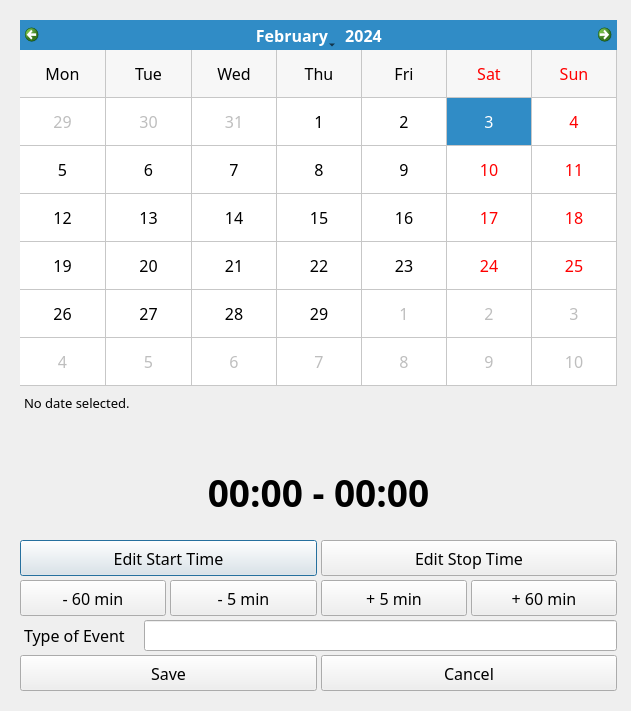
sc0000/hfmdd-video-system, file src/booking-editor.ui: the form before one commit.
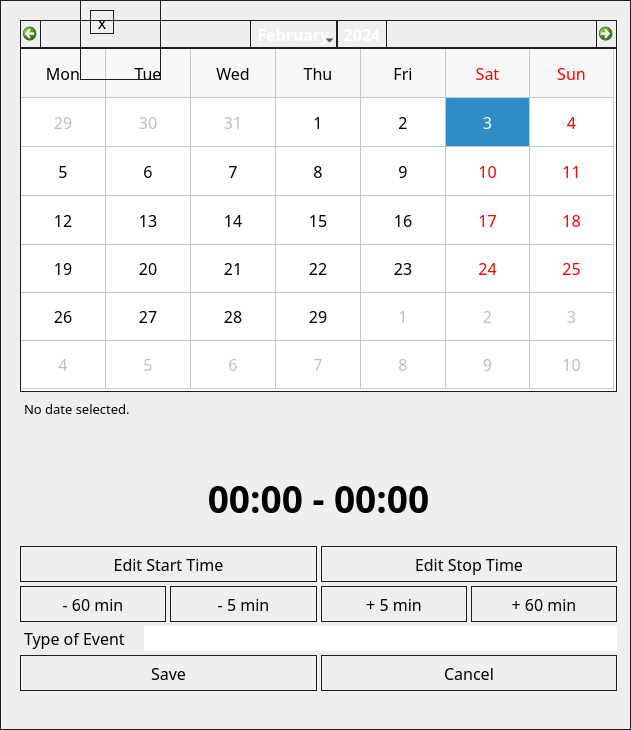
The form after the commit.

Commit message: message dialog animations pt 2/booking editor styling

The edit to the form file:
```diff
--- a/src/booking-editor.ui
+++ b/src/booking-editor.ui
@@ -7,7 +7,7 @@
     <x>0</x>
     <y>0</y>
     <width>631</width>
-    <height>711</height>
+    <height>730</height>
    </rect>
   </property>
   <property name="minimumSize">
@@ -22,7 +22,10 @@
     <pointsize>12</pointsize>
    </font>
   </property>
-  <widget class="QWidget" name="verticalLayoutWidget">
+  <property name="styleSheet">
+   <string notr="true">border: 1px solid rgb(31, 30, 31);</string>
+  </property>
+  <widget class="QWidget" name="masterWidget" native="true">
    <property name="geometry">
     <rect>
      <x>20</x>
@@ -31,6 +34,9 @@
      <height>671</height>
     </rect>
    </property>
+   <property name="styleSheet">
+    <string notr="true">border: 0px;</string>
+   </property>
    <layout class="QVBoxLayout" name="verticalLayout">
     <property name="spacing">
      <number>4</number>
@@ -43,6 +49,9 @@
         <height>336</height>
        </size>
       </property>
+      <property name="styleSheet">
+       <string notr="true">border: 1px solid rgb(31, 30, 31); font: 10pt &quot;DaxOT&quot;</string>
+      </property>
       <property name="locale">
        <locale language="English" country="Germany"/>
       </property>
@@ -104,8 +113,13 @@
          <font>
           <family>DaxOT</family>
           <pointsize>10</pointsize>
+          <italic>false</italic>
+          <bold>false</bold>
          </font>
         </property>
+        <property name="styleSheet">
+         <string notr="true">font: 10pt &quot;DaxOT&quot;</string>
+        </property>
         <property name="text">
          <string>No date selected.</string>
         </property>
@@ -141,9 +155,13 @@
        <font>
         <family>DaxOT</family>
         <pointsize>28</pointsize>
+        <italic>false</italic>
         <bold>true</bold>
        </font>
       </property>
+      <property name="styleSheet">
+       <string notr="true">font: 28pt &quot;DaxOT&quot;; font-weight: bold;</string>
+      </property>
       <property name="text">
        <string>00:00 - 00:00</string>
       </property>
@@ -190,9 +208,15 @@
           <height>36</height>
          </size>
         </property>
+        <property name="styleSheet">
+         <string notr="true">border: 1px solid rgb(31, 30, 31); box-shadow: 0px; font: 12pt &quot;DaxOT&quot;;</string>
+        </property>
         <property name="text">
          <string>Edit Start Time</string>
         </property>
+        <property name="flat">
+         <bool>true</bool>
+        </property>
        </widget>
       </item>
       <item>
@@ -203,9 +227,15 @@
           <height>36</height>
          </size>
         </property>
+        <property name="styleSheet">
+         <string notr="true">border: 1px solid rgb(31, 30, 31); font: 12pt &quot;DaxOT&quot;;</string>
+        </property>
         <property name="text">
          <string>Edit Stop Time</string>
         </property>
+        <property name="flat">
+         <bool>true</bool>
+        </property>
        </widget>
       </item>
      </layout>
@@ -223,9 +253,15 @@
           <height>36</height>
          </size>
         </property>
+        <property name="styleSheet">
+         <string notr="true">border: 1px solid rgb(31, 30, 31); font: 12pt &quot;DaxOT&quot;;</string>
+        </property>
         <property name="text">
          <string>- 60 min</string>
         </property>
+        <property name="flat">
+         <bool>true</bool>
+        </property>
        </widget>
       </item>
       <item>
@@ -236,9 +272,15 @@
           <height>36</height>
          </size>
         </property>
+        <property name="styleSheet">
+         <string notr="true">border: 1px solid rgb(31, 30, 31); font: 12pt &quot;DaxOT&quot;;</string>
+        </property>
         <property name="text">
          <string>- 5 min</string>
         </property>
+        <property name="flat">
+         <bool>true</bool>
+        </property>
        </widget>
       </item>
       <item>
@@ -249,9 +291,15 @@
           <height>36</height>
          </size>
         </property>
+        <property name="styleSheet">
+         <string notr="true">border: 1px solid rgb(31, 30, 31); font: 12pt &quot;DaxOT&quot;;</string>
+        </property>
         <property name="text">
          <string>+ 5 min</string>
         </property>
+        <property name="flat">
+         <bool>true</bool>
+        </property>
        </widget>
       </item>
       <item>
@@ -262,9 +310,15 @@
           <height>36</height>
          </size>
         </property>
+        <property name="styleSheet">
+         <string notr="true">border: 1px solid rgb(31, 30, 31); font: 12pt &quot;DaxOT&quot;;</string>
+        </property>
         <property name="text">
          <string>+ 60 min</string>
         </property>
+        <property name="flat">
+         <bool>true</bool>
+        </property>
        </widget>
       </item>
      </layout>
@@ -288,6 +342,9 @@
           <height>0</height>
          </size>
         </property>
+        <property name="styleSheet">
+         <string notr="true">font: 12pt &quot;DaxOT&quot;;</string>
+        </property>
         <property name="text">
          <string>Type of Event</string>
         </property>
@@ -327,9 +384,15 @@
           <height>36</height>
          </size>
         </property>
+        <property name="styleSheet">
+         <string notr="true">border: 1px solid rgb(31, 30, 31); box-shadow: none; font: 12pt &quot;DaxOT&quot;;</string>
+        </property>
         <property name="text">
          <string>Save</string>
         </property>
+        <property name="flat">
+         <bool>true</bool>
+        </property>
        </widget>
       </item>
       <item>
@@ -340,15 +403,62 @@
           <height>36</height>
          </size>
         </property>
+        <property name="styleSheet">
+         <string notr="true">border: 1px solid rgb(31, 30, 31); border-radius: 0px; font: 12pt &quot;DaxOT&quot;;</string>
+        </property>
         <property name="text">
          <string>Cancel</string>
         </property>
+        <property name="flat">
+         <bool>true</bool>
+        </property>
        </widget>
       </item>
      </layout>
     </item>
    </layout>
   </widget>
+  <widget class="QWidget" name="handlebar" native="true">
+   <property name="geometry">
+    <rect>
+     <x>80</x>
+     <y>0</y>
+     <width>81</width>
+     <height>80</height>
+    </rect>
+   </property>
+   <widget class="QPushButton" name="closeButton">
+    <property name="geometry">
+     <rect>
+      <x>10</x>
+      <y>10</y>
+      <width>24</width>
+      <height>24</height>
+     </rect>
+    </property>
+    <property name="sizePolicy">
+     <sizepolicy hsizetype="Fixed" vsizetype="Fixed">
+      <horstretch>0</horstretch>
+      <verstretch>0</verstretch>
+     </sizepolicy>
+    </property>
+    <property name="minimumSize">
+     <size>
+      <width>24</width>
+      <height>24</height>
+     </size>
+    </property>
+    <property name="maximumSize">
+     <size>
+      <width>24</width>
+      <height>24</height>
+     </size>
+    </property>
+    <property name="text">
+     <string>x</string>
+    </property>
+   </widget>
+  </widget>
  </widget>
  <resources/>
  <connections/>
```
The commit also changes 8 other files.
